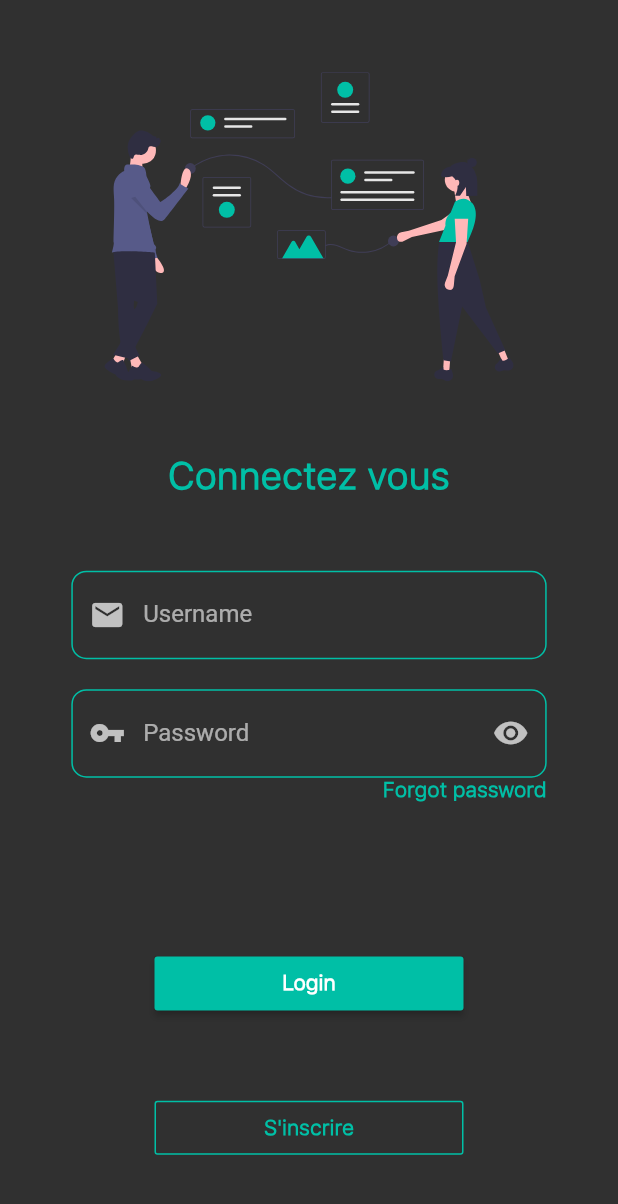
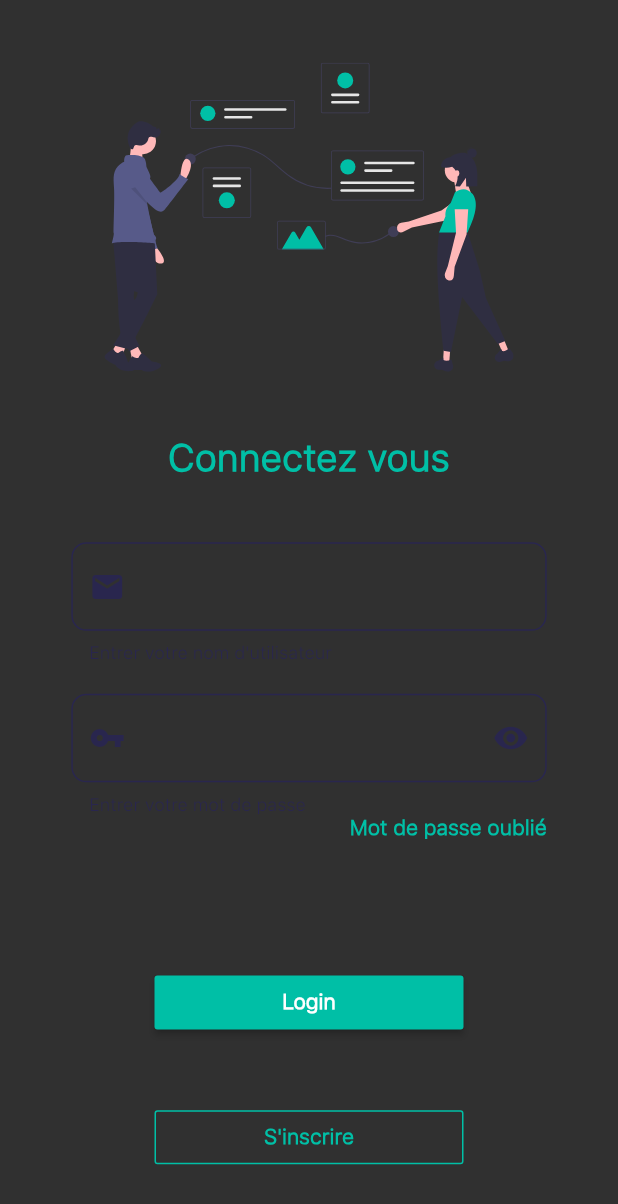
Before and after one commit to MiguelYann/RooforAll, a Flutter app: the SignUp screen opened directly, after a tap on "Login", on a phone screen of 412 x 824 dp. Shown: the top 1204 px of the screen. Run offline on Flutter 3.47's test engine with Material 2 defaults, Android fonts, the phone set to English and light mode, and no system bars; our stand-ins replace dio, flutter_svg, shared_preferences; missing offline and left inert: day_night_switch; accounts and stored records are empty; network calls fail.

Commit message:
(fix design) Text field stay fixed when user hit on input, and change color inputfield

```diff
--- a/lib/data/provider/user_provider.dart
+++ b/lib/data/provider/user_provider.dart
@@ -4,7 +4,7 @@ import 'package:dio/dio.dart';
 
 class UserProvider {
   Dio _dio = Dio();
-  static const DEFAULT_URL = 'http://192.168.1.52:8080';
+  static const DEFAULT_URL = 'http://172.20.10.3:8080';
 
   Future<dynamic> logUser(String anUsername, String aPassword) async {
     var response = await _dio.post('$DEFAULT_URL/login',
--- a/lib/ui/pages/login.dart
+++ b/lib/ui/pages/login.dart
@@ -137,7 +137,7 @@ class _LoginState extends State<Login> {
                       child: UserInput(
                         textInput: _userNameEditingController,
                         prefixiconItem: Icons.email,
-                        labelInput: 'Username',
+                        labelInput: "Entrer votre nom d'utilisateur",
                       )),
                   Container(
                       margin: EdgeInsets.only(top: 20),
@@ -148,12 +148,12 @@ class _LoginState extends State<Login> {
                         textInput: _passwordEditingController,
                         prefixiconItem: Icons.vpn_key,
                         suffixIconIten: Icons.remove_red_eye,
-                        labelInput: 'Password',
+                        labelInput: 'Entrer votre mot de passe',
                       )),
                   InkWell(
                       onTap: () {},
                       child: Text(
-                        'Forgot password',
+                        'Mot de passe oublié',
                         style: TextStyle(
                           fontFamily: Utils.customFont,
                           color: Utils.customGreenColor,
--- a/lib/ui/resources/widgets/input_user.dart
+++ b/lib/ui/resources/widgets/input_user.dart
@@ -24,21 +24,31 @@ class UserInput extends StatelessWidget {
       obscureText: showPassword ?? false,
       controller: textInput,
       decoration: InputDecoration(
-        enabledBorder: OutlineInputBorder(
+        helperText: labelInput,
+        helperStyle: TextStyle(color: Utils.customPurpleColor, fontFamily: Utils.customFont),
+        suffixIcon: InkWell(
+          onTap: setVisiblePassword,
+          child: Icon(suffixIconIten, color: Utils.customPurpleColor,),
+        ),
+        prefixIcon: Icon(prefixiconItem, color: Utils.customPurpleColor,),
+        focusedBorder: OutlineInputBorder(
             borderSide: BorderSide(
               style: BorderStyle.solid,
-              color: Utils.customGreenColor,
+              color: Utils.customPurpleColor,
             ),
             borderRadius: BorderRadius.all(
               Radius.circular(10),
             ),
             gapPadding: 20),
-        labelText: labelInput,
-        suffixIcon: InkWell(
-          onTap: setVisiblePassword,
-          child: Icon(suffixIconIten),
-        ),
-        prefixIcon: Icon(prefixiconItem),
+        enabledBorder: OutlineInputBorder(
+            borderSide: BorderSide(
+              style: BorderStyle.solid,
+              color: Utils.customPurpleColor,
+            ),
+            borderRadius: BorderRadius.all(
+              Radius.circular(10),
+            ),
+            gapPadding: 20),
       ),
     );
   }
```
